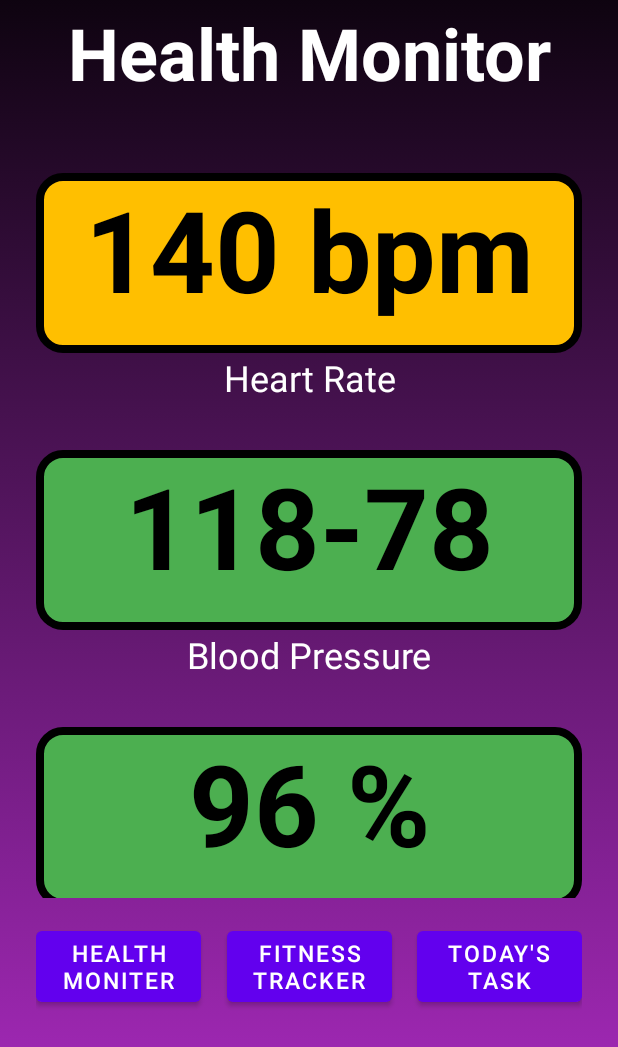
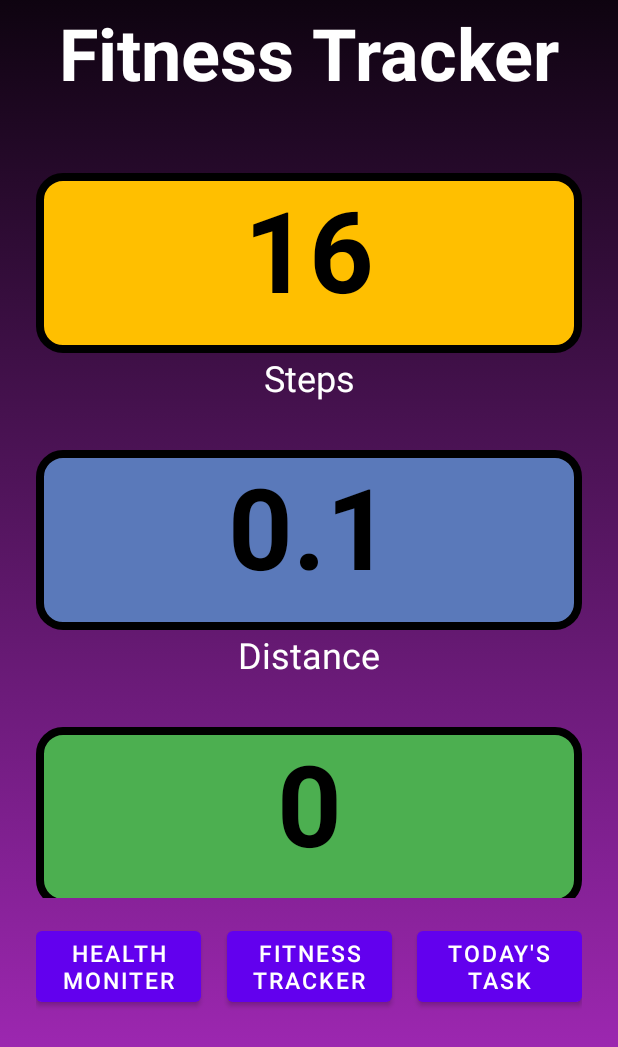
Before and after one commit to CompSciBC/healthring-group1, an Android app: the screen it shows after launch (MainActivity), on a phone screen of 412 x 824 dp, the part 189-1236 px from its top. Run offline under Robolectric (Android 15) with nearby library versions, the phone set to English and light mode, and no system bars; our stand-ins replace data binding; Roboto replaces fonts that are not available here.

Commit message:
Added databindings to fitness tracker fragment

```diff
--- /dev/null
+++ b/Healthring/app/src/main/java/com/example/healthring/ui/main/FitnessTrackerFragment.kt
@@ -0,0 +1,42 @@
+package com.example.healthring.ui.main
+
+import android.os.Bundle
+import android.view.LayoutInflater
+import android.view.View
+import android.view.ViewGroup
+import androidx.fragment.app.Fragment
+import androidx.fragment.app.viewModels
+import androidx.navigation.fragment.findNavController
+import com.example.healthring.R
+import com.example.healthring.databinding.FitnessTrackerFragmentBinding
+import com.example.healthring.databinding.HealthMonitorFragmentBinding
+
+class FitnessTrackerFragment : Fragment(R.layout.fitness_tracker_fragment) {
+
+    private var binding : FitnessTrackerFragmentBinding? = null
+    private val mainViewModel : MainViewModel by viewModels()
+
+    override fun onCreateView(
+        inflater: LayoutInflater,
+        container: ViewGroup?,
+        savedInstanceState: Bundle?
+    ): View? {
+        val fragmentBinding = FitnessTrackerFragmentBinding.inflate(inflater, container, false)
+        binding = fragmentBinding
+        return fragmentBinding.root
+    }
+
+    override fun onViewCreated(view: View, savedInstanceState: Bundle?) {
+        super.onViewCreated(view, savedInstanceState)
+        binding?.apply {
+            lifecycleOwner = viewLifecycleOwner
+            fitnessTrackerFragment = this@FitnessTrackerFragment
+            viewModel = mainViewModel
+        }
+    }
+
+    fun goToHealthMonitorFragment() {
+        findNavController().navigate(R.id.action_fitnessTrackerFragment_to_healthMonitorFragment)
+    }
+
+}
--- a/Healthring/app/src/main/res/layout/fitness_tracker_fragment.xml
+++ b/Healthring/app/src/main/res/layout/fitness_tracker_fragment.xml
@@ -1,7 +1,19 @@
 <?xml version="1.0" encoding="utf-8"?>
-<androidx.constraintlayout.widget.ConstraintLayout xmlns:android="http://schemas.android.com/apk/res/android"
+<layout xmlns:android="http://schemas.android.com/apk/res/android"
     xmlns:app="http://schemas.android.com/apk/res-auto"
-    xmlns:tools="http://schemas.android.com/tools"
+    xmlns:tools="http://schemas.android.com/tools">
+
+    <data>
+        <variable
+            name="fitnessTrackerFragment"
+            type="com.example.healthring.ui.main.FitnessTrackerFragment" />
+        <variable
+            name="viewModel"
+            type="com.example.healthring.ui.main.MainViewModel" />
+    </data>
+
+
+    <androidx.constraintlayout.widget.ConstraintLayout
         android:layout_width="match_parent"
         android:layout_height="match_parent"
         android:background="@drawable/main_background_selector"
@@ -144,7 +156,8 @@
             android:text="Health Moniter"
             android:textSize="15sp"
             app:layout_constraintBottom_toBottomOf="parent"
-        app:layout_constraintStart_toStartOf="parent" />
+            app:layout_constraintStart_toStartOf="parent"
+            android:onClick="@{() -> fitnessTrackerFragment.goToHealthMonitorFragment()}"/>
 
         <Button
             android:id="@+id/fitness_tracker_button"
@@ -170,3 +183,4 @@
 
 
     </androidx.constraintlayout.widget.ConstraintLayout>
+</layout>
--- a/Healthring/app/src/main/res/navigation/nav_graph.xml
+++ b/Healthring/app/src/main/res/navigation/nav_graph.xml
@@ -2,7 +2,7 @@
 <navigation xmlns:android="http://schemas.android.com/apk/res/android"
     xmlns:app="http://schemas.android.com/apk/res-auto"
     android:id="@+id/nav_graph"
-    app:startDestination="@id/healthMonitorFragment">
+    app:startDestination="@id/fitnessTrackerFragment">
     <fragment
         android:id="@+id/healthMonitorFragment"
         android:name="com.example.healthring.ui.main.HealthMonitorFragment"
@@ -15,4 +15,12 @@
         android:id="@+id/todaysTasksFragment2"
         android:name="com.example.healthring.todaytasks.TodaysTasksFragment"
         android:label="TodaysTasksFragment" />
+    <fragment
+        android:id="@+id/fitnessTrackerFragment"
+        android:name="com.example.healthring.ui.main.FitnessTrackerFragment"
+        android:label="FitnessTrackerFragment" >
+        <action
+            android:id="@+id/action_fitnessTrackerFragment_to_healthMonitorFragment"
+            app:destination="@id/healthMonitorFragment" />
+    </fragment>
 </navigation>
```
Lines whose indentation alone changed are shown as unchanged.
